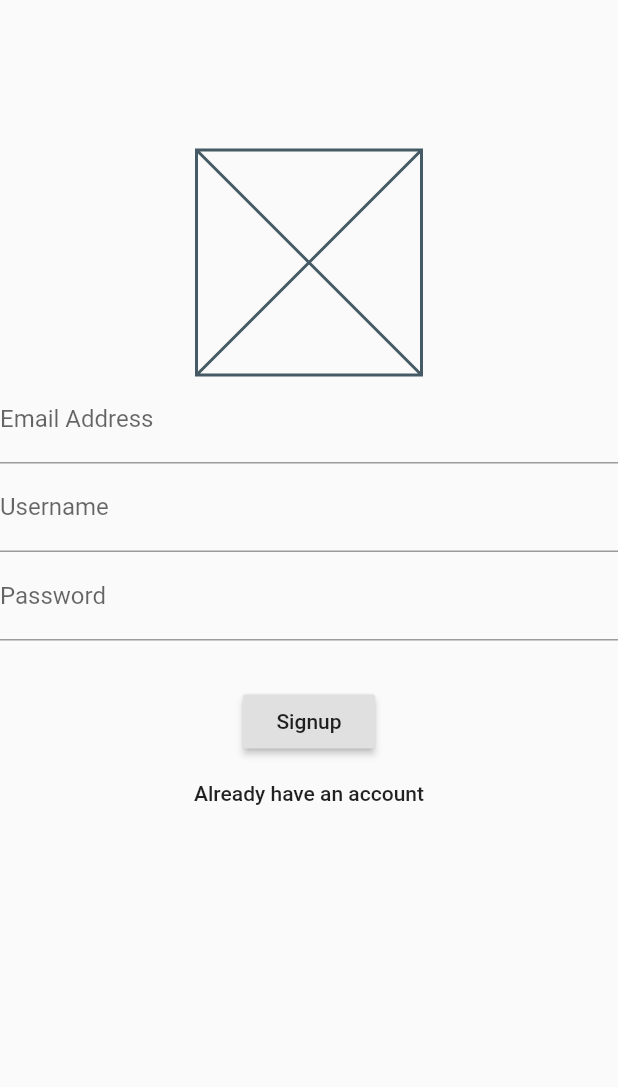
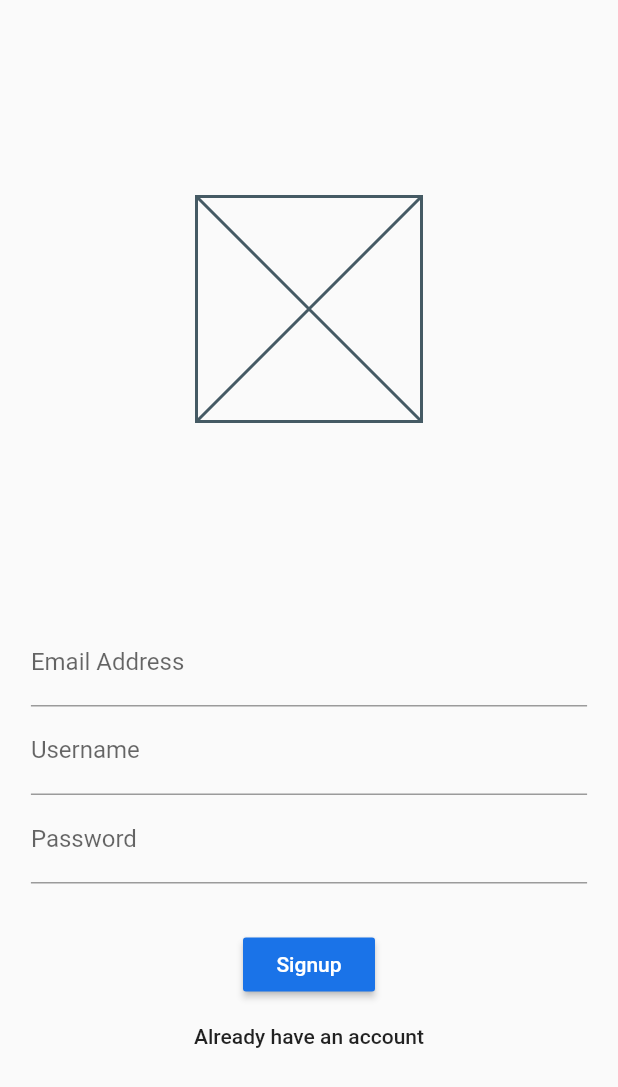
Before and after one commit to MatthieuNadeau96/flutter_messenger, a Flutter app: the screen it shows after launch, on a phone screen of 412 x 824 dp. Shown: the top 1087 px of the screen. Run offline on Flutter 3.47's test engine with Material 2 defaults, Android fonts, the phone set to English and light mode, and no system bars; our stand-ins replace cloud_firestore, firebase_auth; accounts and stored records are empty.

Commit message:
fixed auth screen styling

```diff
--- a/lib/main.dart
+++ b/lib/main.dart
@@ -14,7 +14,7 @@ class MyApp extends StatelessWidget {
       title: 'Flutter Demo',
       debugShowCheckedModeBanner: false,
       theme: ThemeData(
-        primarySwatch: Colors.blue,
+        primaryColor: Color(0xff1A73E8),
         visualDensity: VisualDensity.adaptivePlatformDensity,
         primaryIconTheme: IconThemeData(
           color: Colors.white,
--- a/lib/screens/auth_screen.dart
+++ b/lib/screens/auth_screen.dart
@@ -71,9 +71,24 @@ class _AuthScreenState extends State<AuthScreen> {
   @override
   Widget build(BuildContext context) {
     return Scaffold(
-      body: AuthForm(
-        _submitAuthForm,
-        _isLoading,
+      body: Column(
+        children: [
+          Expanded(
+            child: Center(
+              child: SizedBox(
+                height: 150,
+                width: 150,
+                child: Placeholder(),
+              ),
+            ),
+          ),
+          Expanded(
+            child: AuthForm(
+              _submitAuthForm,
+              _isLoading,
+            ),
+          ),
+        ],
       ),
     );
   }
--- a/lib/screens/chat_screen.dart
+++ b/lib/screens/chat_screen.dart
@@ -11,7 +11,8 @@ class ChatScreen extends StatelessWidget {
         appBar: AppBar(
           title: Text('Chat Screen'),
           actions: [
-            DropdownButton(
+            DropdownButtonHideUnderline(
+              child: DropdownButton(
                 icon: Icon(
                   Icons.more_vert,
                   color: Theme.of(context).primaryIconTheme.color,
@@ -38,6 +39,7 @@ class ChatScreen extends StatelessWidget {
                   }
                 },
               ),
+            ),
           ],
         ),
         body: Container(
--- a/lib/widgets/auth_form.dart
+++ b/lib/widgets/auth_form.dart
@@ -43,15 +43,12 @@ class _AuthFormState extends State<AuthForm> {
 
   @override
   Widget build(BuildContext context) {
-    return Column(
-      children: [
-        SizedBox(height: 100, width: double.infinity),
-        SizedBox(
-          height: 150,
-          width: 150,
-          child: Placeholder(),
+    return Container(
+      margin: EdgeInsets.symmetric(horizontal: 15),
+      constraints: BoxConstraints(
+        maxWidth: 500,
       ),
-        Expanded(
+      width: MediaQuery.of(context).size.width * 0.90,
       child: SingleChildScrollView(
         child: Form(
           key: _formKey,
@@ -112,7 +109,9 @@ class _AuthFormState extends State<AuthForm> {
                 RaisedButton(
                   child: Text(
                     _isLogin ? 'Login' : 'Signup',
+                    style: TextStyle(color: Colors.white),
                   ),
+                  color: Theme.of(context).primaryColor,
                   onPressed: () {
                     _trySubmit();
                   },
@@ -120,9 +119,7 @@ class _AuthFormState extends State<AuthForm> {
               if (!widget.isLoading)
                 FlatButton(
                   child: Text(
-                        _isLogin
-                            ? 'Create new account'
-                            : 'Already have an account',
+                    _isLogin ? 'Create new account' : 'Already have an account',
                   ),
                   onPressed: () {
                     setState(() {
@@ -134,8 +131,6 @@ class _AuthFormState extends State<AuthForm> {
           ),
         ),
       ),
-        ),
-      ],
     );
   }
 }
--- a/lib/widgets/chat/message_bubble.dart
+++ b/lib/widgets/chat/message_bubble.dart
@@ -1,4 +1,3 @@
-import 'package:cloud_firestore/cloud_firestore.dart';
 import 'package:flutter/material.dart';
 
 class MessageBubble extends StatelessWidget {
```
Lines whose indentation alone changed are shown as unchanged.
